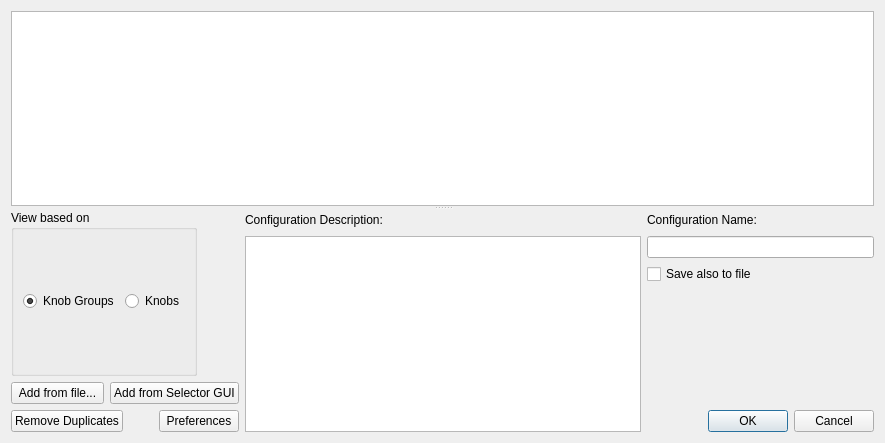
Old version of the form gui/TunerUtils/ui_tunerConfigSetupDialog.ui in the repository NSLS-II/aphla.
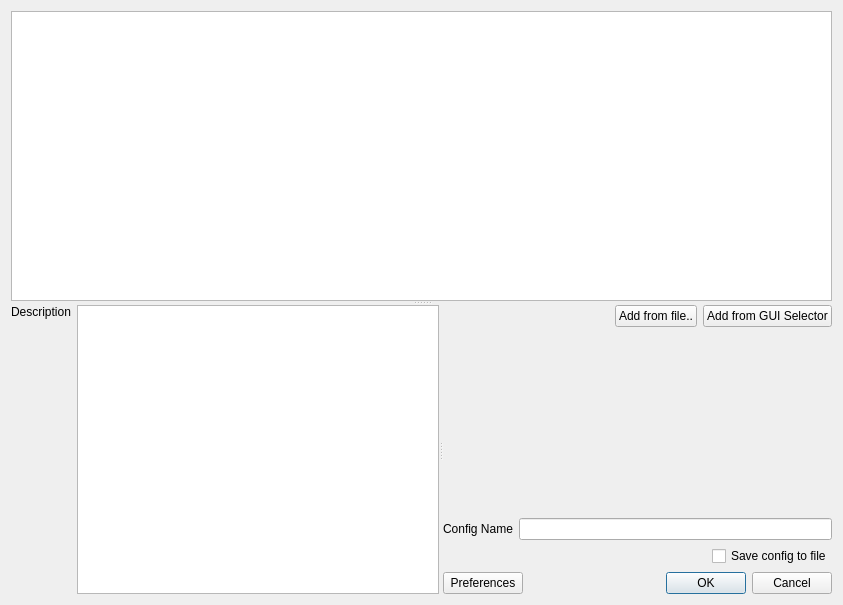
New version of the form.

Commit message: temporary check-in for major updates to tuner & addition of channel explorer

The edit to the form file:
```diff
--- a/gui/TunerUtils/ui_tunerConfigSetupDialog.ui
+++ b/gui/TunerUtils/ui_tunerConfigSetupDialog.ui
@@ -6,208 +6,44 @@
    <rect>
     <x>0</x>
     <y>0</y>
-    <width>885</width>
-    <height>443</height>
+    <width>843</width>
+    <height>605</height>
    </rect>
   </property>
-  <property name="sizePolicy">
-   <sizepolicy hsizetype="Expanding" vsizetype="Expanding">
-    <horstretch>0</horstretch>
-    <verstretch>0</verstretch>
-   </sizepolicy>
-  </property>
   <property name="windowTitle">
    <string>Dialog</string>
   </property>
   <layout class="QGridLayout" name="gridLayout">
    <item row="0" column="0">
+    <widget class="QSplitter" name="splitter_2">
+     <property name="orientation">
+      <enum>Qt::Vertical</enum>
+     </property>
+     <widget class="QTreeView" name="treeView"/>
     <widget class="QSplitter" name="splitter">
      <property name="orientation">
-      <enum>Qt::Vertical</enum>
-     </property>
-     <widget class="QTreeView" name="treeView">
-      <property name="sizePolicy">
-       <sizepolicy hsizetype="Expanding" vsizetype="Expanding">
-        <horstretch>0</horstretch>
-        <verstretch>0</verstretch>
-       </sizepolicy>
-      </property>
-      <property name="alternatingRowColors">
-       <bool>true</bool>
-      </property>
-     </widget>
+       <enum>Qt::Horizontal</enum>
+      </property>
      <widget class="QWidget" name="">
-      <layout class="QHBoxLayout" name="horizontalLayout_4">
-       <item>
-        <layout class="QVBoxLayout" name="verticalLayout_3">
-         <item>
-          <widget class="QGroupBox" name="groupBox_switch_view">
-           <property name="sizePolicy">
-            <sizepolicy hsizetype="Fixed" vsizetype="Preferred">
-             <horstretch>0</horstretch>
-             <verstretch>0</verstretch>
-            </sizepolicy>
-           </property>
-           <property name="title">
-            <string>View based on</string>
-           </property>
-           <layout class="QHBoxLayout" name="horizontalLayout_7">
-            <item>
-             <widget class="QRadioButton" name="radioButton_knob_groups">
-              <property name="sizePolicy">
-               <sizepolicy hsizetype="Preferred" vsizetype="Fixed">
-                <horstretch>0</horstretch>
-                <verstretch>0</verstretch>
-               </sizepolicy>
-              </property>
-              <property name="text">
-               <string>Knob Groups</string>
-              </property>
-              <property name="checked">
-               <bool>true</bool>
-              </property>
-              <attribute name="buttonGroup">
-               <string>buttonGroup</string>
-              </attribute>
-             </widget>
-            </item>
-            <item>
-             <widget class="QRadioButton" name="radioButton_knobs">
-              <property name="sizePolicy">
-               <sizepolicy hsizetype="Preferred" vsizetype="Fixed">
-                <horstretch>0</horstretch>
-                <verstretch>0</verstretch>
-               </sizepolicy>
-              </property>
-              <property name="text">
-               <string>Knobs</string>
-              </property>
-              <attribute name="buttonGroup">
-               <string>buttonGroup</string>
-              </attribute>
-             </widget>
-            </item>
-           </layout>
-           <zorder>radioButton_knob_groups</zorder>
-           <zorder>radioButton_knobs</zorder>
-           <zorder>radioButton_knobs</zorder>
-           <zorder>radioButton_knob_groups</zorder>
-           <zorder></zorder>
-          </widget>
-         </item>
-         <item>
           <layout class="QHBoxLayout" name="horizontalLayout_5">
            <item>
-            <widget class="QPushButton" name="pushButton_add_from_file">
-             <property name="sizePolicy">
-              <sizepolicy hsizetype="Preferred" vsizetype="Fixed">
-               <horstretch>0</horstretch>
-               <verstretch>0</verstretch>
-              </sizepolicy>
-             </property>
-             <property name="text">
-              <string>Add from file...</string>
-             </property>
-            </widget>
-           </item>
-           <item>
-            <widget class="QPushButton" name="pushButton_add_from_selector_GUI">
-             <property name="sizePolicy">
-              <sizepolicy hsizetype="Preferred" vsizetype="Fixed">
-               <horstretch>0</horstretch>
-               <verstretch>0</verstretch>
-              </sizepolicy>
-             </property>
-             <property name="text">
-              <string>Add from Selector GUI</string>
-             </property>
-            </widget>
-           </item>
-          </layout>
-         </item>
-         <item>
-          <layout class="QHBoxLayout" name="horizontalLayout_6">
-           <item>
-            <widget class="QPushButton" name="pushButton_remove_duplicates">
-             <property name="sizePolicy">
-              <sizepolicy hsizetype="Preferred" vsizetype="Fixed">
-               <horstretch>0</horstretch>
-               <verstretch>0</verstretch>
-              </sizepolicy>
-             </property>
-             <property name="text">
-              <string>Remove Duplicates</string>
-             </property>
-            </widget>
-           </item>
-           <item>
-            <spacer name="horizontalSpacer_4">
-             <property name="sizePolicy">
-              <sizepolicy hsizetype="Expanding" vsizetype="Minimum">
-               <horstretch>0</horstretch>
-               <verstretch>0</verstretch>
-              </sizepolicy>
-             </property>
-             <property name="orientation">
-              <enum>Qt::Horizontal</enum>
-             </property>
-             <property name="sizeHint" stdset="0">
-              <size>
-               <width>28</width>
-               <height>20</height>
-              </size>
-             </property>
-            </spacer>
-           </item>
-           <item>
-            <widget class="QPushButton" name="pushButton_preferences">
-             <property name="sizePolicy">
-              <sizepolicy hsizetype="Preferred" vsizetype="Fixed">
-               <horstretch>0</horstretch>
-               <verstretch>0</verstretch>
-              </sizepolicy>
-             </property>
-             <property name="text">
-              <string>Preferences</string>
-             </property>
-            </widget>
-           </item>
-          </layout>
-         </item>
-        </layout>
-       </item>
-       <item>
         <layout class="QVBoxLayout" name="verticalLayout">
          <item>
-          <layout class="QHBoxLayout" name="horizontalLayout">
-           <item>
             <widget class="QLabel" name="label_2">
-             <property name="sizePolicy">
-              <sizepolicy hsizetype="Preferred" vsizetype="Preferred">
-               <horstretch>0</horstretch>
-               <verstretch>0</verstretch>
-              </sizepolicy>
-             </property>
              <property name="text">
-              <string>Configuration Description:</string>
+             <string>Description</string>
              </property>
             </widget>
            </item>
            <item>
-            <spacer name="horizontalSpacer">
-             <property name="sizePolicy">
-              <sizepolicy hsizetype="Expanding" vsizetype="Minimum">
-               <horstretch>0</horstretch>
-               <verstretch>0</verstretch>
-              </sizepolicy>
-             </property>
+           <spacer name="verticalSpacer">
              <property name="orientation">
-              <enum>Qt::Horizontal</enum>
+             <enum>Qt::Vertical</enum>
              </property>
              <property name="sizeHint" stdset="0">
               <size>
-               <width>258</width>
-               <height>20</height>
+              <width>20</width>
+              <height>40</height>
               </size>
              </property>
             </spacer>
@@ -215,49 +51,16 @@
           </layout>
          </item>
          <item>
-          <widget class="QTextEdit" name="textEdit_config_description">
-           <property name="sizePolicy">
-            <sizepolicy hsizetype="Expanding" vsizetype="Expanding">
-             <horstretch>0</horstretch>
-             <verstretch>0</verstretch>
-            </sizepolicy>
-           </property>
-           <property name="html">
-            <string>&lt;!DOCTYPE HTML PUBLIC &quot;-//W3C//DTD HTML 4.0//EN&quot; &quot;http://www.w3.org/TR/REC-html40/strict.dtd&quot;&gt;
-&lt;html&gt;&lt;head&gt;&lt;meta name=&quot;qrichtext&quot; content=&quot;1&quot; /&gt;&lt;style type=&quot;text/css&quot;&gt;
-p, li { white-space: pre-wrap; }
-&lt;/style&gt;&lt;/head&gt;&lt;body style=&quot; font-family:'Ubuntu'; font-size:9pt; font-weight:400; font-style:normal;&quot;&gt;
-&lt;p style=&quot;-qt-paragraph-type:empty; margin-top:0px; margin-bottom:0px; margin-left:0px; margin-right:0px; -qt-block-indent:0; text-indent:0px;&quot;&gt;&lt;/p&gt;&lt;/body&gt;&lt;/html&gt;</string>
-           </property>
-          </widget>
-         </item>
-        </layout>
-       </item>
-       <item>
+         <widget class="QTextEdit" name="textEdit"/>
+        </item>
+       </layout>
+      </widget>
+      <widget class="QWidget" name="">
         <layout class="QVBoxLayout" name="verticalLayout_2">
          <item>
-          <layout class="QHBoxLayout" name="horizontalLayout_2">
-           <item>
-            <widget class="QLabel" name="label">
-             <property name="sizePolicy">
-              <sizepolicy hsizetype="Preferred" vsizetype="Preferred">
-               <horstretch>0</horstretch>
-               <verstretch>0</verstretch>
-              </sizepolicy>
-             </property>
-             <property name="text">
-              <string>Configuration Name:</string>
-             </property>
-            </widget>
-           </item>
+         <layout class="QHBoxLayout" name="horizontalLayout">
            <item>
             <spacer name="horizontalSpacer_3">
-             <property name="sizePolicy">
-              <sizepolicy hsizetype="Expanding" vsizetype="Minimum">
-               <horstretch>0</horstretch>
-               <verstretch>0</verstretch>
-              </sizepolicy>
-             </property>
              <property name="orientation">
               <enum>Qt::Horizontal</enum>
              </property>
@@ -269,41 +72,53 @@
              </property>
             </spacer>
            </item>
+          <item>
+           <widget class="QPushButton" name="pushButton_add_from_file">
+            <property name="text">
+             <string>Add from file..</string>
+            </property>
+           </widget>
+          </item>
+          <item>
+           <widget class="QPushButton" name="pushButton_add_from_GUI_selector">
+            <property name="text">
+             <string>Add from GUI Selector</string>
+            </property>
+           </widget>
+          </item>
           </layout>
          </item>
          <item>
-          <widget class="QLineEdit" name="lineEdit_config_name">
-           <property name="sizePolicy">
-            <sizepolicy hsizetype="Expanding" vsizetype="Fixed">
-             <horstretch>0</horstretch>
-             <verstretch>0</verstretch>
-            </sizepolicy>
-           </property>
-          </widget>
+         <spacer name="verticalSpacer_2">
+          <property name="orientation">
+           <enum>Qt::Vertical</enum>
+          </property>
+          <property name="sizeHint" stdset="0">
+           <size>
+            <width>20</width>
+            <height>40</height>
+           </size>
+          </property>
+         </spacer>
          </item>
          <item>
           <layout class="QHBoxLayout" name="horizontalLayout_3">
            <item>
-            <widget class="QCheckBox" name="checkBox_save_to_file">
-             <property name="sizePolicy">
-              <sizepolicy hsizetype="Expanding" vsizetype="Fixed">
-               <horstretch>0</horstretch>
-               <verstretch>0</verstretch>
-              </sizepolicy>
-             </property>
+           <widget class="QLabel" name="label">
              <property name="text">
-              <string>Save also to file</string>
+             <string>Config Name</string>
              </property>
             </widget>
            </item>
+          <item>
+           <widget class="QLineEdit" name="lineEdit_config_name"/>
+          </item>
+         </layout>
+        </item>
+        <item>
+         <layout class="QHBoxLayout" name="horizontalLayout_4">
            <item>
             <spacer name="horizontalSpacer_2">
-             <property name="sizePolicy">
-              <sizepolicy hsizetype="Expanding" vsizetype="Minimum">
-               <horstretch>0</horstretch>
-               <verstretch>0</verstretch>
-              </sizepolicy>
-             </property>
              <property name="orientation">
               <enum>Qt::Horizontal</enum>
              </property>
@@ -315,29 +130,39 @@
              </property>
             </spacer>
            </item>
+          <item>
+           <widget class="QCheckBox" name="checkBox_save_config_to_file">
+            <property name="text">
+             <string>Save config to file</string>
+            </property>
+           </widget>
+          </item>
           </layout>
          </item>
          <item>
-          <spacer name="verticalSpacer">
+         <layout class="QHBoxLayout" name="horizontalLayout_2">
+          <item>
+           <widget class="QPushButton" name="pushButton_preferences">
+            <property name="text">
+             <string>Preferences</string>
+            </property>
+           </widget>
+          </item>
+          <item>
+           <spacer name="horizontalSpacer">
            <property name="orientation">
-            <enum>Qt::Vertical</enum>
+             <enum>Qt::Horizontal</enum>
            </property>
            <property name="sizeHint" stdset="0">
             <size>
-             <width>20</width>
-             <height>40</height>
+              <width>40</width>
+              <height>20</height>
             </size>
            </property>
           </spacer>
          </item>
          <item>
           <widget class="QDialogButtonBox" name="buttonBox">
-           <property name="sizePolicy">
-            <sizepolicy hsizetype="Expanding" vsizetype="Fixed">
-             <horstretch>0</horstretch>
-             <verstretch>0</verstretch>
-            </sizepolicy>
-           </property>
            <property name="orientation">
             <enum>Qt::Horizontal</enum>
            </property>
@@ -351,6 +176,7 @@
       </layout>
      </widget>
     </widget>
+    </widget>
    </item>
   </layout>
  </widget>
```
Left out of the diff: 19 changed lines with no effect on the pictures. Lines whose indentation alone changed are shown as unchanged. The commit also changes 14 other files.
